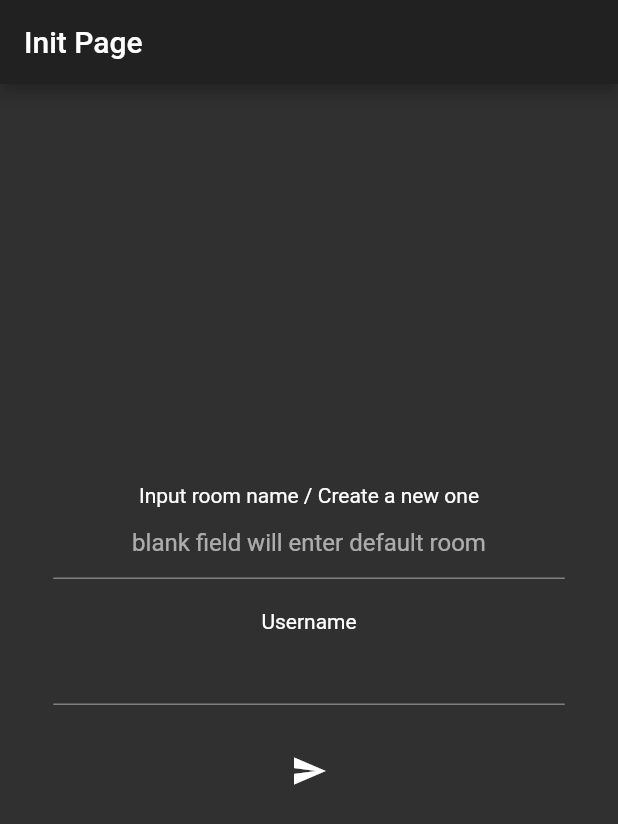
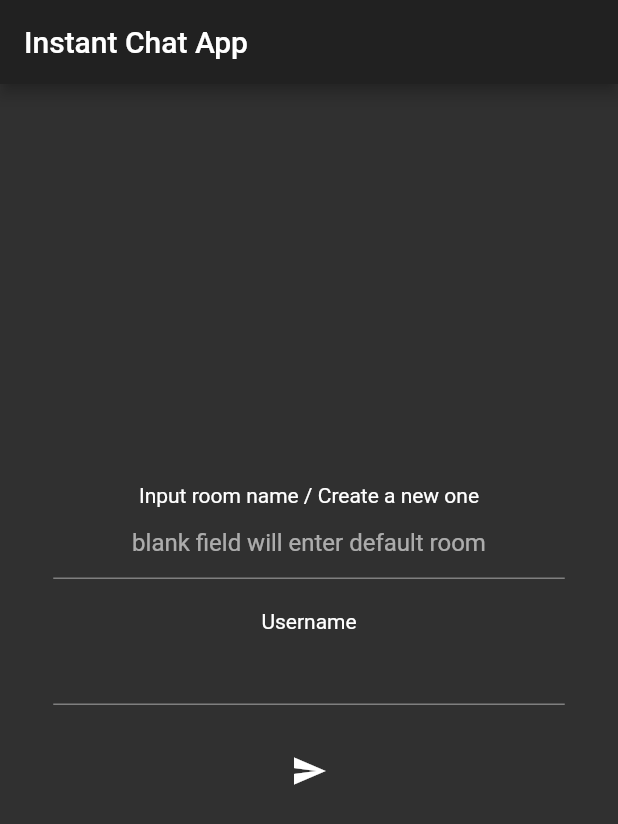
Before and after one commit to brilliantDjaka/flutter-instant-chat, a Flutter app: the screen it shows after launch, on a phone screen of 412 x 824 dp. Shown: the top 824 px of the screen. Run offline on Flutter 3.47's test engine with Material 2 defaults, Android fonts, the phone set to English and light mode, and no system bars; missing offline and left inert: firebase; accounts and stored records are empty.

Commit message:
fix page name

```diff
--- a/lib/main.dart
+++ b/lib/main.dart
@@ -17,7 +17,7 @@ class InitPage extends StatelessWidget {
   Widget build(BuildContext context) {
     return Scaffold(
       appBar: AppBar(
-        title: Text('Init Page'),
+        title: Text('Instant Chat App'),
       ),
       body: Center(
         child: RoomNameInput(onPress: (String text, String sender) {
--- a/lib/pages/chat_page.dart
+++ b/lib/pages/chat_page.dart
@@ -39,7 +39,7 @@ class _ChildPage extends StatelessWidget {
     return Scaffold(
       appBar: AppBar(
         title: Text(
-          'Chat Page',
+          '$room room',
         ),
       ),
       body: Column(
--- a/lib/states/messages.dart
+++ b/lib/states/messages.dart
@@ -17,14 +17,8 @@ class MessagesState with ChangeNotifier {
   MessagesState(String room) {
     this.room = room;
     db = database().ref(room);
-    init();
-    // db.push(
-    //   {
-    //     "sender":'tesuto',
-    //     "message":'test',
-    //   }
-    // );
-    onAdd();
+    _init();
+    _onAdd();
   }
   @override
   notifyListeners() {
@@ -34,7 +28,7 @@ class MessagesState with ChangeNotifier {
           _scrollController.jumpTo(_scrollController.position.maxScrollExtent));
   }
 
-  init() {
+  _init() {
     db.once('value').then((value) {
       Map data = value.snapshot.toJson();
       if (data.isEmpty) {
@@ -49,7 +43,7 @@ class MessagesState with ChangeNotifier {
     });
   }
 
-  onAdd() {
+  _onAdd() {
     db.onChildAdded.forEach((element) {
       print(element.snapshot.toJson());
       Map data = element.snapshot.toJson();
```
